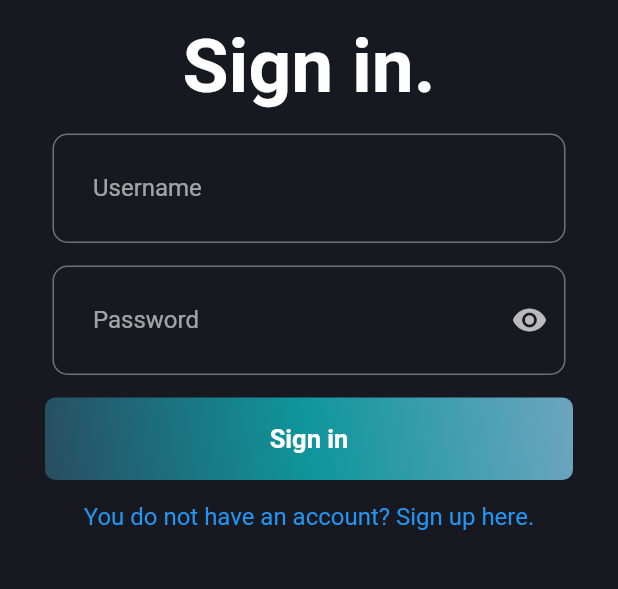
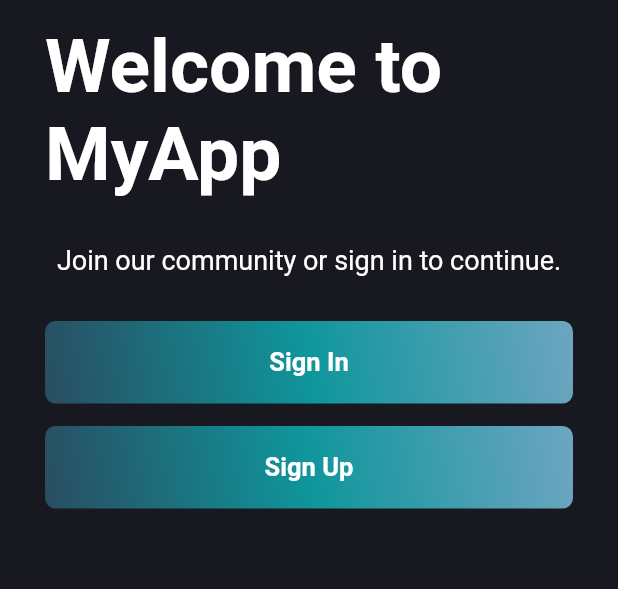
Before and after one commit to CodigyX/flutter-dynamite, a Flutter app: the screen it shows after launch, on a phone screen of 412 x 824 dp, the part 270-859 px from its top. Run offline on Flutter 3.47's test engine with Material 2 defaults, Android fonts, the phone set to English and light mode, and no system bars; our stand-ins replace graphql_flutter.

```diff
--- a/lib/main.dart
+++ b/lib/main.dart
@@ -1,5 +1,6 @@
 import 'package:flutter/material.dart';
 import 'package:flutter/services.dart';
+import 'package:flutter_template/views/landing_page.dart';
 import 'package:flutter_template/views/login_page.dart';
 import 'package:provider/provider.dart';
 import 'pallete.dart';
@@ -21,7 +22,7 @@ class MyApp extends StatelessWidget {
       providers: [ChangeNotifierProvider(create: (_) => AuthService())],
       child: MaterialApp(
         debugShowCheckedModeBanner: false,
-        home: LoginPage(),
+        home: LandingPage(),
         theme: ThemeData.dark().copyWith(
           scaffoldBackgroundColor: Pallete.backgroundColor,
           // Puedes personalizar otras propiedades del tema aquí
--- /dev/null
+++ b/lib/views/landing_page.dart
@@ -0,0 +1,80 @@
+import 'package:flutter/material.dart';
+import 'package:flutter_template/views/login_page.dart';
+import 'package:flutter_template/widgets/buttons/button_landing.dart';
+import 'package:flutter_template/widgets/fields/textfield.dart';
+import 'package:provider/provider.dart';
+import '../services/auth_service.dart';
+import '../widgets/alerts/alerta_generica.dart';
+import '../widgets/buttons/button_register.dart';
+import '../widgets/buttons/button_login.dart';
+import 'home_page.dart';
+import 'register_page.dart';
+
+class LandingPage extends StatefulWidget {
+  @override
+  _LandingPageState createState() => _LandingPageState();
+}
+
+class _LandingPageState extends State<LandingPage> {
+  @override
+  Widget build(BuildContext context) {
+    return Scaffold(
+      body: SingleChildScrollView(
+        child: Container(
+          height: MediaQuery.of(context).size.height,
+          margin: const EdgeInsets.all(30),
+          child: Center(
+            child: Column(
+              mainAxisAlignment: MainAxisAlignment.start,
+              crossAxisAlignment: CrossAxisAlignment.center,
+              children: [
+                Image.asset(
+                  "assets/images/logo.png",
+                  height: 150,
+                ),
+                const SizedBox(height: 15),
+                const Text(
+                  'Welcome to MyApp',
+                  style: TextStyle(
+                    fontWeight: FontWeight.bold,
+                    fontSize: 50,
+                  ),
+                ),
+                const SizedBox(height: 30),
+                const Text(
+                  'Join our community or sign in to continue.',
+                  style: TextStyle(
+                    fontSize: 18,
+                  ),
+                  textAlign: TextAlign.center,
+                ),
+                const SizedBox(height: 30),
+                LandingButton(
+                  onPressed: () {
+                    Navigator.push(
+                      context,
+                      MaterialPageRoute(
+                          builder: (context) => const LoginPage()),
+                    );
+                  },
+                  label: 'Sign In',
+                ),
+                const SizedBox(height: 15),
+                LandingButton(
+                  onPressed: () {
+                    Navigator.push(
+                      context,
+                      MaterialPageRoute(
+                          builder: (context) => const RegisterPage()),
+                    );
+                  },
+                  label: 'Sign Up',
+                ),
+              ],
+            ),
+          ),
+        ),
+      ),
+    );
+  }
+}
--- /dev/null
+++ b/lib/widgets/buttons/button_landing.dart
@@ -0,0 +1,49 @@
+import 'package:flutter/material.dart';
+import 'package:flutter_template/pallete.dart';
+
+class LandingButton extends StatelessWidget {
+  final Function onPressed;
+  final String label;
+  final bool enabled;
+
+  const LandingButton({
+    Key? key,
+    required this.onPressed,
+    required this.label,
+    this.enabled = true,
+  }) : super(key: key);
+
+  @override
+  Widget build(BuildContext context) {
+    return Container(
+      decoration: BoxDecoration(
+        gradient: const LinearGradient(
+          colors: [
+            Pallete.gradient1,
+            Pallete.gradient2,
+            Pallete.gradient3,
+          ],
+          begin: Alignment.bottomLeft,
+          end: Alignment.topRight,
+        ),
+        borderRadius: BorderRadius.circular(7),
+      ),
+      child: ElevatedButton(
+        onPressed: enabled ? () => onPressed() : null,
+        style: ElevatedButton.styleFrom(
+          fixedSize: const Size(395, 55),
+          primary: Colors.transparent, // Fondo transparente
+          shadowColor: Colors.transparent, // Sin sombra
+        ),
+        child: Text(
+          label,
+          style: TextStyle(
+            fontWeight: FontWeight.w600,
+            fontSize: 17,
+            color: Colors.white,
+          ),
+        ),
+      ),
+    );
+  }
+}
```
Also changed, not shown: 7 other files.
